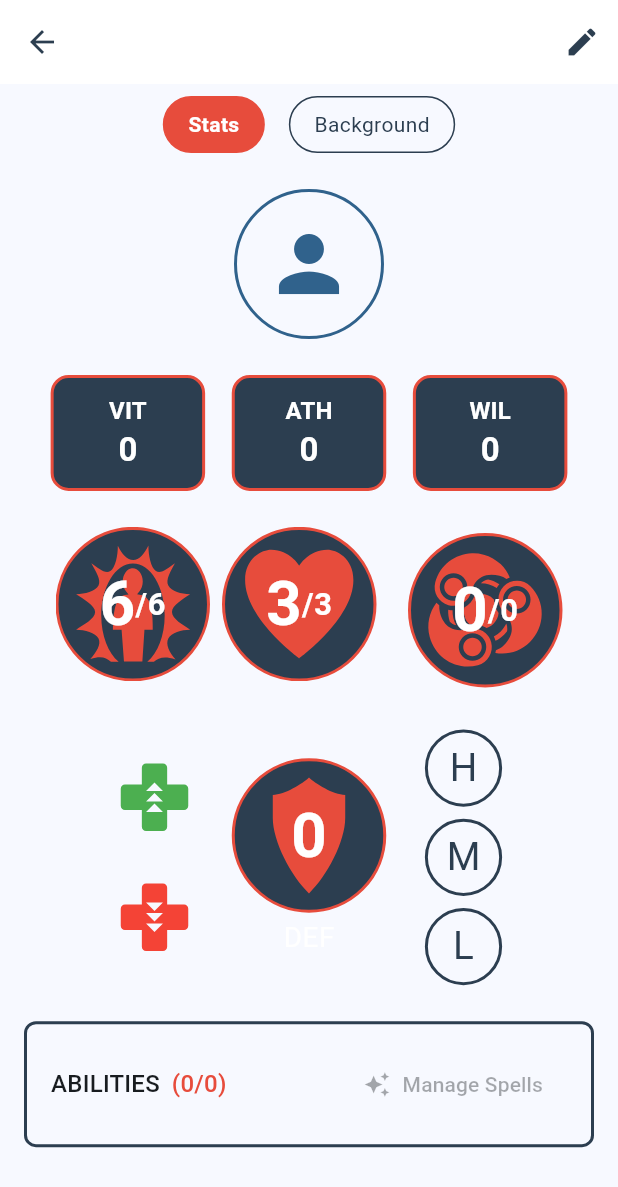
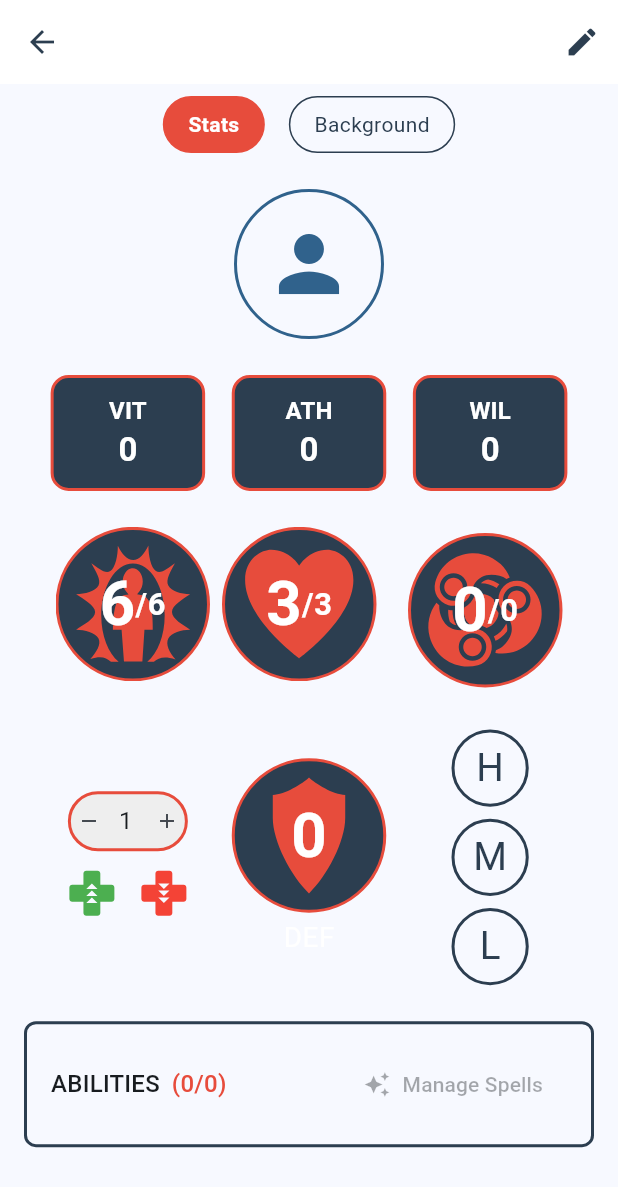
Before and after one commit to remideboer/titterpig, a Flutter app: the CharacterSheetScreen screen opened directly with empty values, on a phone screen of 412 x 824 dp. Shown: the top 1187 px of the screen. Run offline on Flutter 3.47's test engine with Material 3 defaults, Android fonts, the phone set to English and light mode, and no system bars; our stand-ins replace audioplayers, flutter_riverpod, flutter_svg, freezed_annotation, google_sign_in, image_picker and 1 more; missing offline and left inert: googleapis; accounts and stored records are empty.

Commit message:
feat(character): add heal/damage amount input field
               - Add numeric input field for heal/damage amount
               - Implement plus/minus buttons for amount adjustment
               - Add default value (1) handling
               - Reset to default after heal/damage actions
               - Center align with stat icons
               - Improve layout and spacing

               This feature allows users to:
               1. Specify custom amounts for healing and damage
               2. Easily adjust amounts with plus/minus buttons
               3. See the current amount clearly
               4. Have the amount reset to default (1) after use

```diff
--- a/lib/screens/character_sheet_screen.dart
+++ b/lib/screens/character_sheet_screen.dart
@@ -175,31 +175,16 @@ class _CharacterSheetScreenState extends State<CharacterSheetScreen> {
     );
   }
 
-  void _takeDamage() {
+  void _heal([int amount = 1]) {
     setState(() {
-      if (_character.hpStat.current > 0) {
-        // First try to reduce temp HP if available
-        if (_character.tempHp > 0) {
-          _character.tempHp--;
-        } else {
-          // If no temp HP, reduce actual HP
-          _character.hpStat =
-              _character.hpStat.copyWithCurrent(_character.hpStat.current - 1);
-        }
-      } else if (_character.lifeStat.current > 0) {
-        _character.decreaseLife();
-        if (_character.lifeStat.current == 0) {
-          _showDeathDialog();
-        }
-      }
-      _character.updateDerivedStats();
+      _character.heal(amount);
       _updateLastUsed();
     });
   }
 
-  void _heal() {
+  void _takeDamage([int amount = 1]) {
     setState(() {
-      _character.heal();
+      _character.takeDamage(amount);
       _updateLastUsed();
     });
   }
--- /dev/null
+++ b/lib/widgets/heal_damage_controls.dart
@@ -0,0 +1,125 @@
+import 'package:flutter/material.dart';
+import 'package:flutter_svg/flutter_svg.dart';
+import '../models/character.dart';
+import '../theme/app_theme.dart';
+import 'heal_damage_input.dart';
+
+class HealDamageControls extends StatefulWidget {
+  final Character character;
+  final Function(int) onHeal;
+  final Function(int) onTakeDamage;
+
+  const HealDamageControls({
+    super.key,
+    required this.character,
+    required this.onHeal,
+    required this.onTakeDamage,
+  });
+
+  @override
+  State<HealDamageControls> createState() => _HealDamageControlsState();
+}
+
+class _HealDamageControlsState extends State<HealDamageControls> {
+  int _currentAmount = 1;
+
+  void _handleAmountChanged(int amount) {
+    if (amount < 1) return;
+    setState(() {
+      _currentAmount = amount;
+    });
+  }
+
+  void _handleClear() {
+    setState(() {
+      _currentAmount = 1;
+    });
+  }
+
+  void _handleHeal() {
+    widget.onHeal(_currentAmount);
+    _handleClear();
+  }
+
+  void _handleDamage() {
+    widget.onTakeDamage(_currentAmount);
+    _handleClear();
+  }
+
+  Widget _buildActionButton({
+    required Widget icon,
+    required VoidCallback onPressed,
+    required Color color,
+    bool enabled = true,
+  }) {
+    return Container(
+      height: 40,
+      child: Center(
+        child: IconButton(
+          icon: Opacity(
+            opacity: enabled ? 1.0 : 0.5,
+            child: icon,
+          ),
+          onPressed: enabled ? onPressed : () {},
+          style: IconButton.styleFrom(
+            disabledForegroundColor: Colors.grey,
+            padding: EdgeInsets.zero,
+            minimumSize: const Size(40, 40),
+            tapTargetSize: MaterialTapTargetSize.shrinkWrap,
+          ),
+        ),
+      ),
+    );
+  }
+
+  @override
+  Widget build(BuildContext context) {
+    final isDead = widget.character.isDead;
+
+    return Column(
+      mainAxisSize: MainAxisSize.min,
+      children: [
+        HealDamageInput(
+          value: _currentAmount,
+          onValueChanged: _handleAmountChanged,
+          onClear: _handleClear,
+        ),
+        const SizedBox(height: 8),
+        Row(
+          mainAxisAlignment: MainAxisAlignment.center,
+          children: [
+            _buildActionButton(
+              icon: SvgPicture.asset(
+                'assets/svg/health-increase.svg',
+                width: 32,
+                height: 32,
+                colorFilter: const ColorFilter.mode(
+                  Colors.green,
+                  BlendMode.srcIn,
+                ),
+              ),
+              onPressed: _handleHeal,
+              color: Colors.green,
+              enabled: !isDead,
+            ),
+            const SizedBox(width: 8),
+            _buildActionButton(
+              icon: SvgPicture.asset(
+                'assets/svg/health-decrease.svg',
+                width: 32,
+                height: 32,
+                colorFilter: const ColorFilter.mode(
+                  Colors.red,
+                  BlendMode.srcIn,
+                ),
+              ),
+              onPressed: _handleDamage,
+              color: Colors.red,
+              enabled: !isDead,
+            ),
+          ],
+        ),
+      ],
+    );
+  }
+}
--- /dev/null
+++ b/lib/widgets/heal_damage_input.dart
@@ -0,0 +1,84 @@
+import 'package:flutter/material.dart';
+import '../theme/app_theme.dart';
+
+class HealDamageInput extends StatelessWidget {
+  final int value;
+  final Function(int) onValueChanged;
+  final VoidCallback onClear;
+
+  const HealDamageInput({
+    super.key,
+    required this.value,
+    required this.onValueChanged,
+    required this.onClear,
+  });
+
+  @override
+  Widget build(BuildContext context) {
+    return Container(
+      width: 80,
+      height: 40,
+      decoration: BoxDecoration(
+        color: Colors.grey[200],
+        borderRadius: BorderRadius.circular(20),
+        border: Border.all(
+          color: AppTheme.highlightColor,
+          width: 2,
+        ),
+      ),
+      child: Row(
+        mainAxisAlignment: MainAxisAlignment.spaceEvenly,
+        children: [
+          // Minus button
+          SizedBox(
+            width: 24,
+            height: 24,
+            child: IconButton(
+              icon: const Icon(Icons.remove, size: 16),
+              onPressed: () => onValueChanged(value - 1),
+              padding: EdgeInsets.zero,
+              constraints: const BoxConstraints(),
+            ),
+          ),
+          // Number input
+          Expanded(
+            child: TextField(
+              controller: TextEditingController(text: value.toString()),
+              textAlign: TextAlign.center,
+              keyboardType: TextInputType.number,
+              decoration: const InputDecoration(
+                border: InputBorder.none,
+                contentPadding: EdgeInsets.zero,
+                isDense: true,
+              ),
+              onChanged: (text) {
+                if (text.isEmpty) {
+                  onValueChanged(1);
+                  return;
+                }
+                final newValue = int.tryParse(text);
+                if (newValue != null && newValue > 0) {
+                  onValueChanged(newValue);
+                }
+              },
+              onSubmitted: (value) {
+                onClear();
+              },
+            ),
+          ),
+          // Plus button
+          SizedBox(
+            width: 24,
+            height: 24,
+            child: IconButton(
+              icon: const Icon(Icons.add, size: 16),
+              onPressed: () => onValueChanged(value + 1),
+              padding: EdgeInsets.zero,
+              constraints: const BoxConstraints(),
+            ),
+          ),
+        ],
+      ),
+    );
+  }
+}
--- a/lib/widgets/stat_modifier_row.dart
+++ b/lib/widgets/stat_modifier_row.dart
@@ -4,14 +4,15 @@ import '../models/character.dart';
 import '../models/def_category.dart';
 import '../theme/app_theme.dart';
 import 'shield_icon.dart';
+import 'heal_damage_controls.dart';
 
 class StatModifierRow extends StatefulWidget {
   final Character character;
   final double size;
   final DefCategory selectedDefense;
   final Function(DefCategory) onDefenseChanged;
-  final VoidCallback onHeal;
-  final VoidCallback onTakeDamage;
+  final Function(int) onHeal;
+  final Function(int) onTakeDamage;
 
   const StatModifierRow({
     super.key,
@@ -32,8 +33,8 @@ class _StatModifierRowState extends State<StatModifierRow> {
   late double size;
   late DefCategory selectedDefense;
   late Function(DefCategory) onDefenseChanged;
-  late VoidCallback onHeal;
-  late VoidCallback onTakeDamage;
+  late Function(int) onHeal;
+  late Function(int) onTakeDamage;
 
   @override
   void initState() {
@@ -46,59 +47,23 @@ class _StatModifierRowState extends State<StatModifierRow> {
     onTakeDamage = widget.onTakeDamage;
   }
 
-  void _handleHeal() {
-    onHeal();
-  }
-
-  void _handleDamage() {
-    onTakeDamage();
-  }
-
   @override
   Widget build(BuildContext context) {
     final screenSize = MediaQuery.of(context).size;
     final isDead = character.isDead;
 
     return Row(
-      mainAxisAlignment: MainAxisAlignment.center,
+      mainAxisAlignment: MainAxisAlignment.spaceEvenly,
       children: [
-        // Left column - Health buttons
+        // Left column - Health controls
         SizedBox(
           width: screenSize.width * 0.25,
-          child: Column(
-            mainAxisSize: MainAxisSize.min,
-            children: [
-              _buildActionButton(
-                context: context,
-                icon: SvgPicture.asset(
-                  'assets/svg/health-increase.svg',
-                  width: 48,
-                  height: 48,
-                  colorFilter: const ColorFilter.mode(
-                    Colors.green,
-                    BlendMode.srcIn,
-                  ),
-                ),
-                onPressed: _handleHeal,
-                color: Colors.green,
-                enabled: !isDead,
-              ),
-              _buildActionButton(
-                context: context,
-                icon: SvgPicture.asset(
-                  'assets/svg/health-decrease.svg',
-                  width: 48,
-                  height: 48,
-                  colorFilter: const ColorFilter.mode(
-                    Colors.red,
-                    BlendMode.srcIn,
-                  ),
-                ),
-                onPressed: _handleDamage,
-                color: Colors.red,
-                enabled: !isDead,
-              ),
-            ],
+          child: Center(
+            child: HealDamageControls(
+              character: character,
+              onHeal: onHeal,
+              onTakeDamage: onTakeDamage,
+            ),
           ),
         ),
         // Center column - Shield icon
@@ -141,30 +106,6 @@ class _StatModifierRowState extends State<StatModifierRow> {
           ),
         ),
       ],
-    );
-  }
-
-  Widget _buildActionButton({
-    required BuildContext context,
-    required Widget icon,
-    required VoidCallback onPressed,
-    required Color color,
-    bool enabled = true,
-  }) {
-    return Container(
-      height: 80,
-      child: Center(
-        child: IconButton(
-          icon: Opacity(
-            opacity: enabled ? 1.0 : 0.5,
-            child: icon,
-          ),
-          onPressed: enabled ? onPressed : () {},
-          style: IconButton.styleFrom(
-            disabledForegroundColor: Colors.grey,
-          ),
-        ),
-      ),
     );
   }
 
```
Also changed, not shown: 1 other file.
